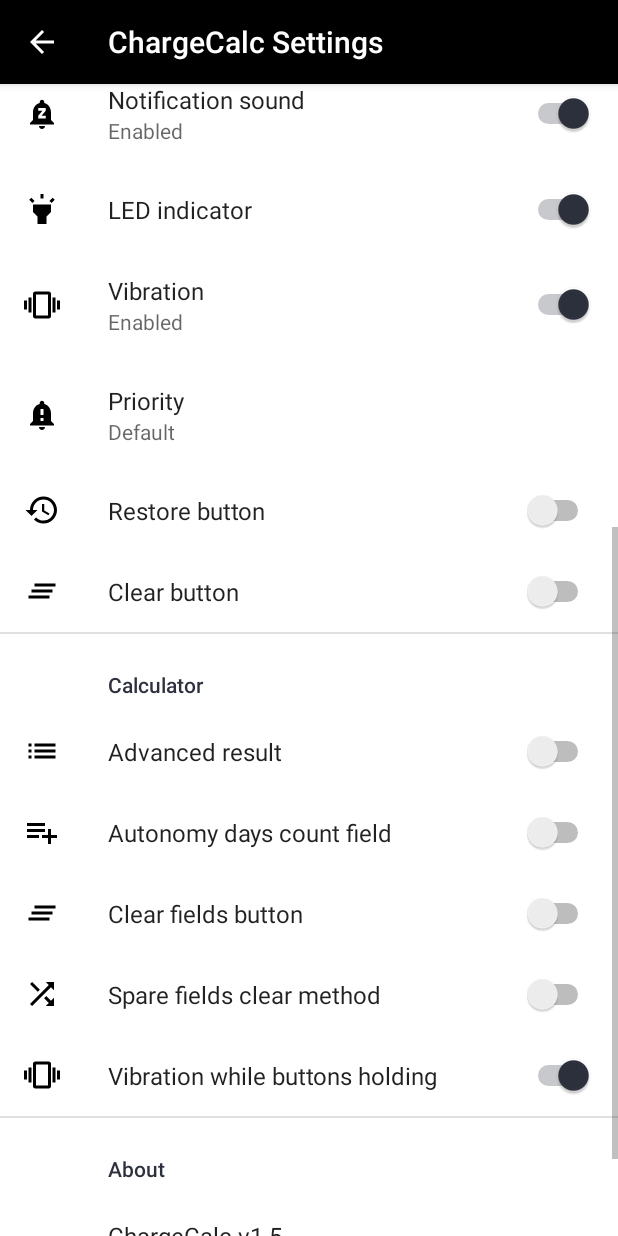
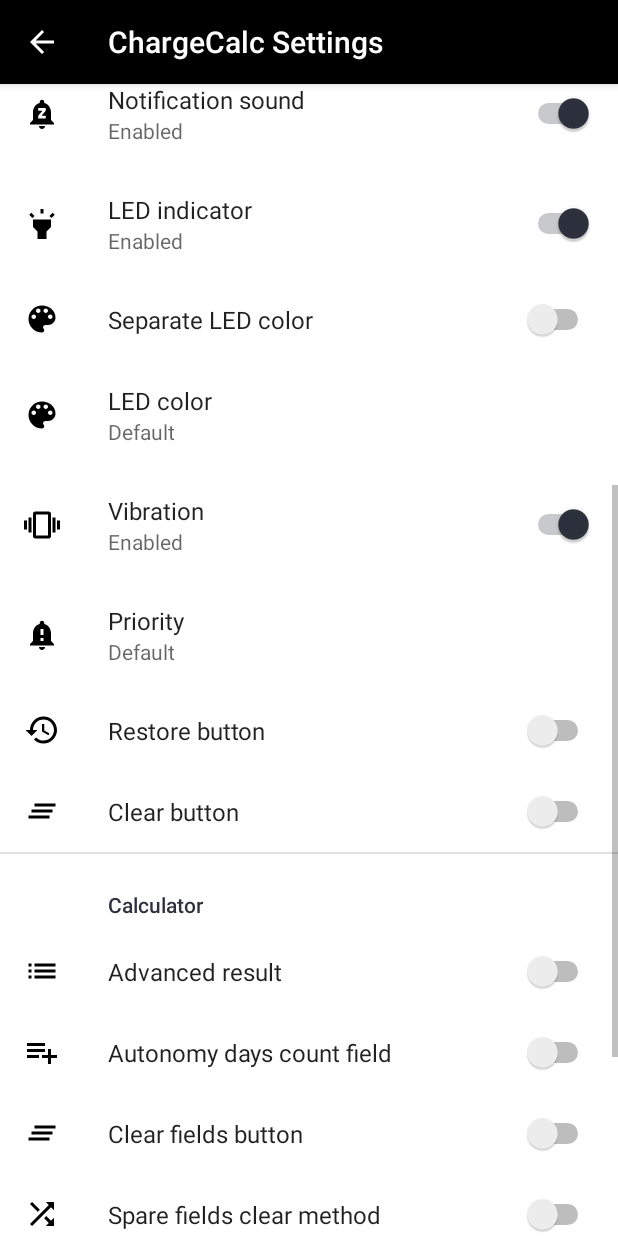
Before and after one commit to AndyER03/ChargeCalc, an Android app: the SettingsActivity screen opened directly, with no data from a screen before it, scrolled down 537 dp, on a phone screen of 412 x 824 dp. Run offline under Robolectric (Android 15) with nearby library versions, the phone set to English and light mode, and no system bars; our stand-ins replace androidx.preference.

Commit message:
Updating code

```diff
--- a/app/src/main/res/drawable-night/ic_background_24dp.xml
+++ b/app/src/main/res/drawable-night/ic_background_24dp.xml
@@ -5,5 +5,5 @@
         android:viewportHeight="24.0">
     <path
         android:fillColor="#FFFFFFFF"
-        android:pathData="M18.7,12.4c-0.28,-0.16 -0.57,-0.29 -0.86,-0.4 0.29,-0.11 0.58,-0.24 0.86,-0.4 1.92,-1.11 2.99,-3.12 3,-5.19 -1.79,-1.03 -4.07,-1.11 -6,0 -0.28,0.16 -0.54,0.35 -0.78,0.54 0.05,-0.31 0.08,-0.63 0.08,-0.95 0,-2.22 -1.21,-4.15 -3,-5.19C10.21,1.85 9,3.78 9,6c0,0.32 0.03,0.64 0.08,0.95 -0.24,-0.2 -0.5,-0.39 -0.78,-0.55 -1.92,-1.11 -4.2,-1.03 -6,0 0,2.07 1.07,4.08 3,5.19 0.28,0.16 0.57,0.29 0.86,0.4 -0.29,0.11 -0.58,0.24 -0.86,0.4 -1.92,1.11 -2.99,3.12 -3,5.19 1.79,1.03 4.07,1.11 6,0 0.28,-0.16 0.54,-0.35 0.78,-0.54 -0.05,0.32 -0.08,0.64 -0.08,0.96 0,2.22 1.21,4.15 3,5.19 1.79,-1.04 3,-2.97 3,-5.19 0,-0.32 -0.03,-0.64 -0.08,-0.95 0.24,0.2 0.5,0.38 0.78,0.54 1.92,1.11 4.2,1.03 6,0 -0.01,-2.07 -1.08,-4.08 -3,-5.19zM12,16c-2.21,0 -4,-1.79 -4,-4s1.79,-4 4,-4 4,1.79 4,4 -1.79,4 -4,4z"/>
+        android:pathData="M12,3c-4.97,0 -9,4.03 -9,9s4.03,9 9,9c0.83,0 1.5,-0.67 1.5,-1.5 0,-0.39 -0.15,-0.74 -0.39,-1.01 -0.23,-0.26 -0.38,-0.61 -0.38,-0.99 0,-0.83 0.67,-1.5 1.5,-1.5L16,16c2.76,0 5,-2.24 5,-5 0,-4.42 -4.03,-8 -9,-8zM6.5,12c-0.83,0 -1.5,-0.67 -1.5,-1.5S5.67,9 6.5,9 8,9.67 8,10.5 7.33,12 6.5,12zM9.5,8C8.67,8 8,7.33 8,6.5S8.67,5 9.5,5s1.5,0.67 1.5,1.5S10.33,8 9.5,8zM14.5,8c-0.83,0 -1.5,-0.67 -1.5,-1.5S13.67,5 14.5,5s1.5,0.67 1.5,1.5S15.33,8 14.5,8zM17.5,12c-0.83,0 -1.5,-0.67 -1.5,-1.5S16.67,9 17.5,9s1.5,0.67 1.5,1.5 -0.67,1.5 -1.5,1.5z"/>
 </vector>
--- a/app/src/main/res/drawable/ic_background_24dp.xml
+++ b/app/src/main/res/drawable/ic_background_24dp.xml
@@ -5,5 +5,5 @@
         android:viewportHeight="24.0">
     <path
         android:fillColor="#FF000000"
-        android:pathData="M18.7,12.4c-0.28,-0.16 -0.57,-0.29 -0.86,-0.4 0.29,-0.11 0.58,-0.24 0.86,-0.4 1.92,-1.11 2.99,-3.12 3,-5.19 -1.79,-1.03 -4.07,-1.11 -6,0 -0.28,0.16 -0.54,0.35 -0.78,0.54 0.05,-0.31 0.08,-0.63 0.08,-0.95 0,-2.22 -1.21,-4.15 -3,-5.19C10.21,1.85 9,3.78 9,6c0,0.32 0.03,0.64 0.08,0.95 -0.24,-0.2 -0.5,-0.39 -0.78,-0.55 -1.92,-1.11 -4.2,-1.03 -6,0 0,2.07 1.07,4.08 3,5.19 0.28,0.16 0.57,0.29 0.86,0.4 -0.29,0.11 -0.58,0.24 -0.86,0.4 -1.92,1.11 -2.99,3.12 -3,5.19 1.79,1.03 4.07,1.11 6,0 0.28,-0.16 0.54,-0.35 0.78,-0.54 -0.05,0.32 -0.08,0.64 -0.08,0.96 0,2.22 1.21,4.15 3,5.19 1.79,-1.04 3,-2.97 3,-5.19 0,-0.32 -0.03,-0.64 -0.08,-0.95 0.24,0.2 0.5,0.38 0.78,0.54 1.92,1.11 4.2,1.03 6,0 -0.01,-2.07 -1.08,-4.08 -3,-5.19zM12,16c-2.21,0 -4,-1.79 -4,-4s1.79,-4 4,-4 4,1.79 4,4 -1.79,4 -4,4z"/>
+        android:pathData="M12,3c-4.97,0 -9,4.03 -9,9s4.03,9 9,9c0.83,0 1.5,-0.67 1.5,-1.5 0,-0.39 -0.15,-0.74 -0.39,-1.01 -0.23,-0.26 -0.38,-0.61 -0.38,-0.99 0,-0.83 0.67,-1.5 1.5,-1.5L16,16c2.76,0 5,-2.24 5,-5 0,-4.42 -4.03,-8 -9,-8zM6.5,12c-0.83,0 -1.5,-0.67 -1.5,-1.5S5.67,9 6.5,9 8,9.67 8,10.5 7.33,12 6.5,12zM9.5,8C8.67,8 8,7.33 8,6.5S8.67,5 9.5,5s1.5,0.67 1.5,1.5S10.33,8 9.5,8zM14.5,8c-0.83,0 -1.5,-0.67 -1.5,-1.5S13.67,5 14.5,5s1.5,0.67 1.5,1.5S15.33,8 14.5,8zM17.5,12c-0.83,0 -1.5,-0.67 -1.5,-1.5S16.67,9 17.5,9s1.5,0.67 1.5,1.5 -0.67,1.5 -1.5,1.5z"/>
 </vector>
--- a/app/src/main/res/values/strings.xml
+++ b/app/src/main/res/values/strings.xml
@@ -130,4 +130,6 @@
     <string name="clear_btn_notification_summary_on">Clear fields button holding will clear notification values</string>
     <string name="turn_on_notifications">Enable notifications!</string>
     <string name="led_notification_switch">LED indicator</string>
+    <string name="led_notification_color_switch">Separate LED color</string>
+    <string name="led_notification_color_title_preference">LED color</string>
 </resources>
--- a/app/src/main/res/xml/root_preferences.xml
+++ b/app/src/main/res/xml/root_preferences.xml
@@ -15,7 +15,7 @@
         <SwitchPreference
             android:defaultValue="true"
             android:icon="@drawable/ic_splash_24dp"
-            android:key="splash_option"
+            android:key="splash_switch"
             android:title="@string/splash_title_switch" />
 
         <SwitchPreference
@@ -73,7 +73,26 @@
             android:dependency="notification_switch"
             android:icon="@drawable/ic_led_notification_24"
             android:key="led_notification_switch"
+            android:summaryOff="@string/option_summary_off"
+            android:summaryOn="@string/option_summary_on"
             android:title="@string/led_notification_switch" />
+
+        <SwitchPreference
+            android:defaultValue="false"
+            android:dependency="led_notification_switch"
+            android:icon="@drawable/ic_background_24dp"
+            android:key="led_notification_color_switch"
+            android:title="@string/led_notification_color_switch" />
+
+        <ListPreference
+            android:defaultValue="Default"
+            android:dependency="led_notification_switch"
+            android:entries="@array/background"
+            android:entryValues="@array/background_value"
+            android:icon="@drawable/ic_background_24dp"
+            android:key="led_notification_color_option"
+            android:title="@string/led_notification_color_title_preference"
+            app:useSimpleSummaryProvider="true" />
 
         <SwitchPreference
             android:defaultValue="true"
```
Also changed, not shown: app/src/main/java/com/andyer03/chargecalc/MainActivity.kt (+56 -0 lines), 1 other file.
